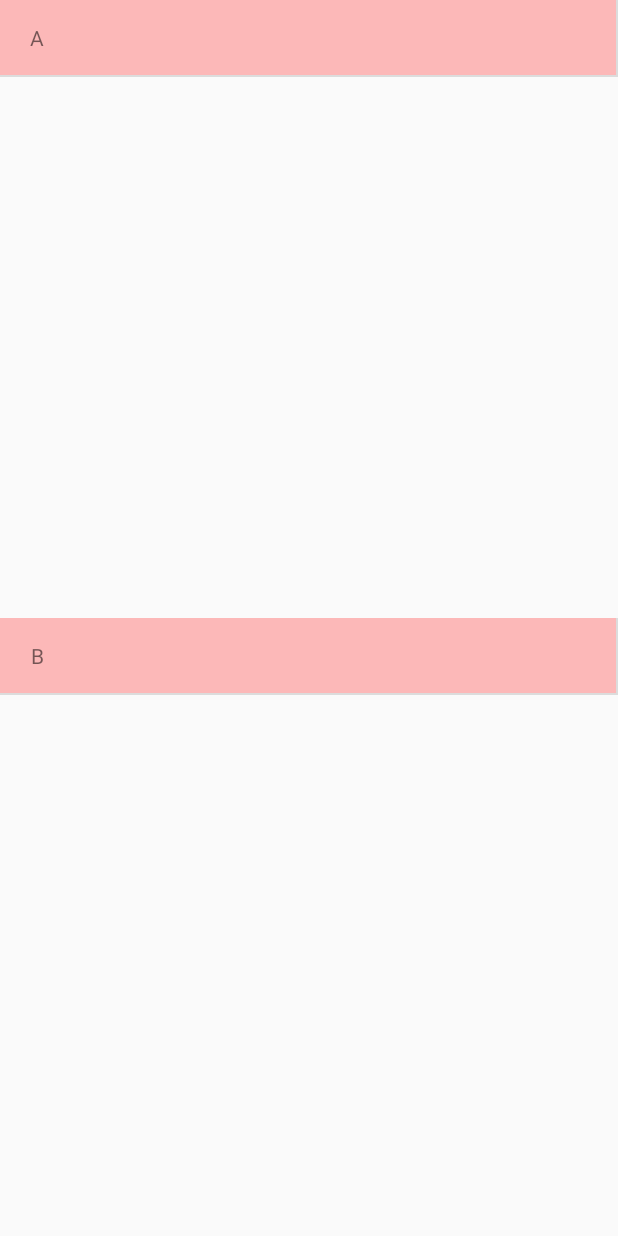
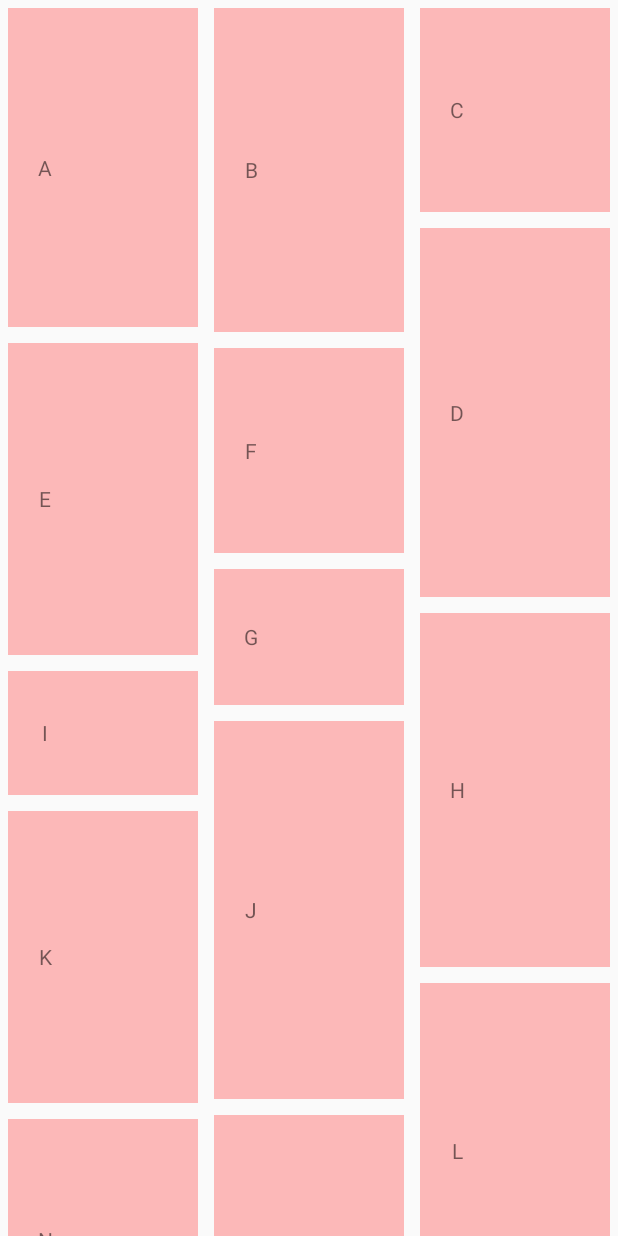
Before and after one commit to YBill/MyRecyclerViewTest, an Android app: the screen it shows after launch (MainActivity), on a phone screen of 412 x 824 dp. Run offline under Robolectric (Android 15) with nearby library versions, the phone set to English and light mode, and no system bars.

Commit message:
WatersFallsFlow achiece with RecyclerView

```diff
--- a/myrecyclerview/src/main/java/com/example/myrecyclerview/MainActivity.java
+++ b/myrecyclerview/src/main/java/com/example/myrecyclerview/MainActivity.java
@@ -1,16 +1,9 @@
 package com.example.myrecyclerview;
 
-import android.content.Context;
 import android.os.Bundle;
 import android.support.v7.app.AppCompatActivity;
-import android.support.v7.widget.GridLayoutManager;
-import android.support.v7.widget.LinearLayoutManager;
 import android.support.v7.widget.RecyclerView;
 import android.support.v7.widget.StaggeredGridLayoutManager;
-import android.view.LayoutInflater;
-import android.view.View;
-import android.view.ViewGroup;
-import android.widget.TextView;
 
 import java.util.ArrayList;
 import java.util.List;
@@ -19,6 +12,7 @@ public class MainActivity extends AppCompatActivity {
 
     private RecyclerView mRecyclerview;
     private MyRecyclerViewAdapter adapter;
+    private MyWaterFallsFlowAdapter flowAdapter;
     private List<String> mDatas = new ArrayList<String>();
 
     @Override
@@ -29,65 +23,28 @@ public class MainActivity extends AppCompatActivity {
         assignViews();
 //        mRecyclerview.setLayoutManager(new LinearLayoutManager(this));// 类似ListVeiw
 //        mRecyclerview.setLayoutManager(new GridLayoutManager(this,4));// 类似GridView
-        mRecyclerview.setLayoutManager(new StaggeredGridLayoutManager(2,StaggeredGridLayoutManager.HORIZONTAL));
-        adapter = new MyRecyclerViewAdapter(this);
-        adapter.setList(mDatas);
-        mRecyclerview.setAdapter(adapter);
+        mRecyclerview.setLayoutManager(new StaggeredGridLayoutManager(3, StaggeredGridLayoutManager.VERTICAL));
+
+//        adapter = new MyRecyclerViewAdapter(this);
+//        adapter.setList(mDatas);
+//        mRecyclerview.setAdapter(adapter);
+
+        flowAdapter = new MyWaterFallsFlowAdapter(this);
+        flowAdapter.setList(mDatas);
+        mRecyclerview.setAdapter(flowAdapter);
+
 //        mRecyclerview.addItemDecoration(new DividerItemDecoration(this, DividerItemDecoration.VERTICAL_LIST));//一条线，用于listview
-        mRecyclerview.addItemDecoration(new DividerGridItemDecoration(this));//多条线，用于Gridview样式
+//        mRecyclerview.addItemDecoration(new DividerGridItemDecoration(this));//多条线，用于Gridview样式
     }
 
-    private void initData(){
-        for (int i= 'A'; i < 'z'; i++){
-            mDatas.add(""+(char)i);
+    private void initData() {
+        for (int i = 'A'; i < 'z'; i++) {
+            mDatas.add("" + (char) i);
         }
-    }
-
-    class MyRecyclerViewAdapter extends RecyclerView.Adapter<MyRecyclerViewAdapter.MyViewHolder>{
-
-        private List<String> list = new ArrayList<String>();
-        private LayoutInflater inflater;
-
-        public void setList(List<String> list) {
-            this.list = list;
-        }
-
-        public MyRecyclerViewAdapter(Context context) {
-           inflater = LayoutInflater.from(context);
-        }
-
-        @Override
-        public MyViewHolder onCreateViewHolder(ViewGroup parent, int viewType) {
-            View view = inflater.inflate(R.layout.recyclerview_item, parent, false);
-            MyViewHolder myViewHolder = new MyViewHolder(view);
-            return myViewHolder;
-        }
-
-        @Override
-        public void onBindViewHolder(MyViewHolder holder, int position) {
-            holder.tv.setText(list.get(position));
-        }
-
-        @Override
-        public int getItemCount() {
-            return list.size();
-        }
-
-        class MyViewHolder extends RecyclerView.ViewHolder{
-
-            TextView tv;
-
-            public MyViewHolder(View itemView) {
-                super(itemView);
-                tv = (TextView) itemView.findViewById(R.id.id_num);
-            }
-        }
-
     }
 
     private void assignViews() {
         mRecyclerview = (RecyclerView) findViewById(R.id.id_recyclerview);
     }
 
-
 }
--- /dev/null
+++ b/myrecyclerview/src/main/java/com/example/myrecyclerview/MyRecyclerViewAdapter.java
@@ -0,0 +1,55 @@
+package com.example.myrecyclerview;
+
+import android.content.Context;
+import android.support.v7.widget.RecyclerView;
+import android.view.LayoutInflater;
+import android.view.View;
+import android.view.ViewGroup;
+import android.widget.TextView;
+
+import java.util.ArrayList;
+import java.util.List;
+
+/**
+ * Created by 卫彪 on 2015/12/2.
+ */
+public class MyRecyclerViewAdapter extends RecyclerView.Adapter<MyRecyclerViewAdapter.MyViewHolder> {
+    private List<String> list = new ArrayList<String>();
+    private LayoutInflater inflater;
+
+    public void setList(List<String> list) {
+        this.list = list;
+    }
+
+    public MyRecyclerViewAdapter(Context context) {
+        inflater = LayoutInflater.from(context);
+    }
+
+    @Override
+    public MyViewHolder onCreateViewHolder(ViewGroup parent, int viewType) {
+        View view = inflater.inflate(R.layout.recyclerview_item, parent, false);
+        MyViewHolder myViewHolder = new MyViewHolder(view);
+        return myViewHolder;
+    }
+
+    @Override
+    public void onBindViewHolder(MyViewHolder holder, int position) {
+        holder.tv.setText(list.get(position));
+    }
+
+    @Override
+    public int getItemCount() {
+        return list.size();
+    }
+
+    class MyViewHolder extends RecyclerView.ViewHolder {
+
+        TextView tv;
+
+        public MyViewHolder(View itemView) {
+            super(itemView);
+            tv = (TextView) itemView.findViewById(R.id.id_num);
+        }
+    }
+
+}
--- /dev/null
+++ b/myrecyclerview/src/main/java/com/example/myrecyclerview/MyWaterFallsFlowAdapter.java
@@ -0,0 +1,70 @@
+package com.example.myrecyclerview;
+
+import android.content.Context;
+import android.support.v7.widget.RecyclerView;
+import android.view.LayoutInflater;
+import android.view.View;
+import android.view.ViewGroup;
+import android.widget.TextView;
+
+import java.util.ArrayList;
+import java.util.List;
+
+/**
+ * Created by 卫彪 on 2015/12/2.
+ */
+public class MyWaterFallsFlowAdapter extends RecyclerView.Adapter<MyWaterFallsFlowAdapter.MyViewHolder> {
+    private List<String> list = new ArrayList<String>();
+    private LayoutInflater inflater;
+    private List<Integer> mHeights;
+
+    private void setData(){
+        mHeights = new ArrayList<Integer>();
+        for (int i = 0; i < list.size(); i++)
+        {
+            mHeights.add( (int) (100 + Math.random() * 300));
+        }
+
+    }
+
+    public void setList(List<String> list) {
+        this.list = list;
+        setData();
+    }
+
+    public MyWaterFallsFlowAdapter(Context context) {
+        inflater = LayoutInflater.from(context);
+        setData();
+    }
+
+    @Override
+    public MyViewHolder onCreateViewHolder(ViewGroup parent, int viewType) {
+        View view = inflater.inflate(R.layout.falls_recyclerview_item, parent, false);
+        MyViewHolder myViewHolder = new MyViewHolder(view);
+        return myViewHolder;
+    }
+
+    @Override
+    public void onBindViewHolder(MyViewHolder holder, int position) {
+        ViewGroup.LayoutParams lp = holder.tv.getLayoutParams();
+        lp.height = mHeights.get(position);
+        holder.tv.setLayoutParams(lp);
+
+        holder.tv.setText(list.get(position));
+    }
+
+    @Override
+    public int getItemCount() {
+        return list.size();
+    }
+
+    class MyViewHolder extends RecyclerView.ViewHolder {
+
+        TextView tv;
+
+        public MyViewHolder(View itemView) {
+            super(itemView);
+            tv = (TextView) itemView.findViewById(R.id.id_num);
+        }
+    }
+}
--- /dev/null
+++ b/myrecyclerview/src/main/res/layout/falls_recyclerview_item.xml
@@ -0,0 +1,14 @@
+<?xml version="1.0" encoding="utf-8"?>
+<FrameLayout xmlns:android="http://schemas.android.com/apk/res/android"
+    android:layout_width="match_parent"
+    android:background="#44ff0000"
+    android:layout_margin="5dp"
+    android:layout_height="wrap_content" >
+
+    <TextView
+        android:id="@+id/id_num"
+        android:layout_width="50dp"
+        android:layout_height="50dp"
+        android:gravity="center"
+        android:text="1" />
+</FrameLayout>
```
Also changed, not shown: myrecyclerview/src/main/java/com/example/myrecyclerview/DividerGridItemDecoration.java (+47 -23 lines).
